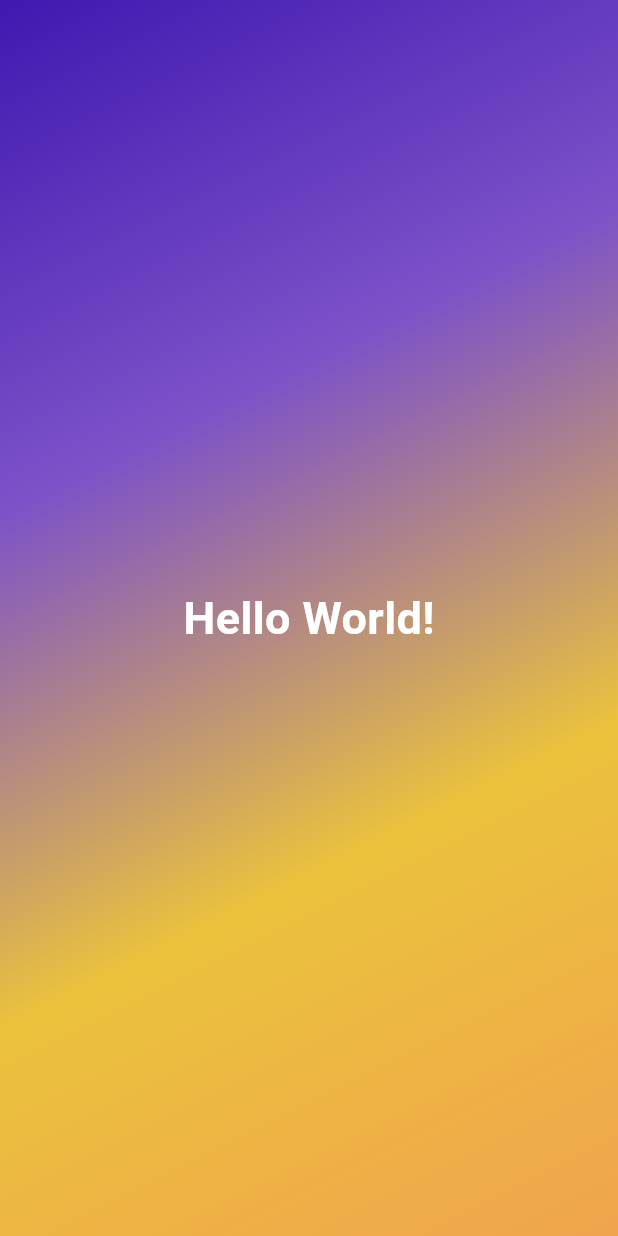
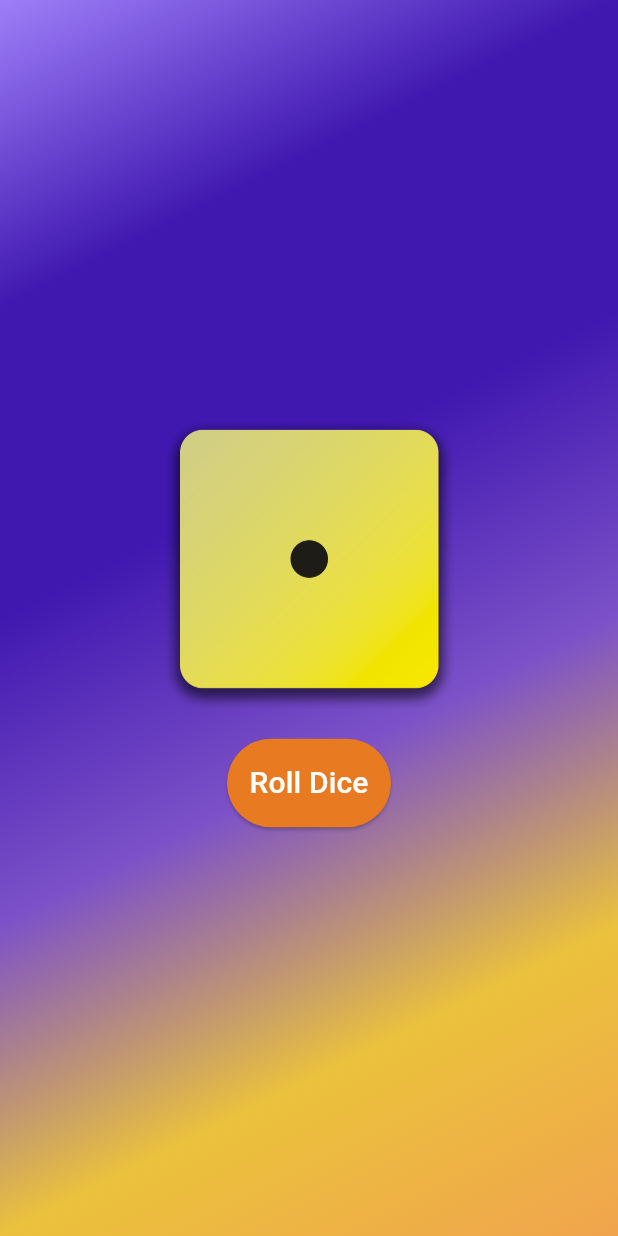
Before and after one commit to Talha-Aslam/flutter_application_1, a Flutter app: the screen it shows after launch, on a phone screen of 412 x 824 dp. Run offline on Flutter 3.47's test engine with Material 3 defaults, Android fonts, the phone set to English and light mode, and no system bars.

Commit message:
Roll Dice final App

```diff
--- a/lib/gardient_container.dart
+++ b/lib/gardient_container.dart
@@ -1,5 +1,5 @@
 import 'package:flutter/material.dart';
-import 'package:flutter_application_1/style_text.dart';
+import 'package:flutter_application_1/roller_dice.dart';
 
 class GradientContainer extends StatelessWidget {
   // GradientContainer({Key}) : super(key: Key);
@@ -35,7 +35,7 @@ class GradientContainer extends StatelessWidget {
         ),
       ),
       child: const Center(
-        child: StyleText("Hello World!"),
+        child: RollerDice(),
       ),
     );
   }
--- a/lib/main.dart
+++ b/lib/main.dart
@@ -7,6 +7,8 @@ void main() {
       debugShowCheckedModeBanner: false,
       home: Scaffold(
         body: GradientContainer([
+          Color.fromARGB(255, 159, 127, 248),
+          Color.fromARGB(255, 64, 24, 176),
           Color.fromARGB(255, 64, 24, 176),
           Color.fromARGB(255, 125, 82, 200),
           Color.fromARGB(255, 235, 194, 60),
--- /dev/null
+++ b/lib/roller_dice.dart
@@ -0,0 +1,52 @@
+import 'dart:math';
+
+import 'package:flutter/material.dart';
+
+final randomizer = Random();
+
+class RollerDice extends StatefulWidget {
+  const RollerDice({super.key});
+  @override
+  State<RollerDice> createState() {
+    return _RollerDiceState();
+  }
+}
+
+class _RollerDiceState extends State<RollerDice> {
+  var activedice = "assets/images/dice-1.png";
+
+  void rolldice() {
+    var randNum = randomizer.nextInt(6) + 1;
+    setState(() {
+      activedice = "assets/images/dice-$randNum.png";
+    });
+  }
+
+  @override
+  Widget build(context) {
+    return Column(
+      mainAxisAlignment: MainAxisAlignment.center,
+      children: [
+        Image.asset(
+          activedice,
+          width: 200,
+          height: 200,
+        ),
+        const SizedBox(height: 20),
+        ElevatedButton(
+          onPressed: rolldice,
+          style: TextButton.styleFrom(
+              backgroundColor: const Color.fromARGB(255, 232, 123, 33),
+              padding: const EdgeInsets.all(15)),
+          child: const Text(
+            "Roll Dice",
+            style: TextStyle(
+              fontSize: 20,
+              color: Colors.white,
+            ),
+          ),
+        )
+      ],
+    );
+  }
+}
```
Also changed, not shown: pubspec.yaml (+11 -1 lines), assets/images/dice-1.png (added), assets/images/dice-2.png (added), assets/images/dice-3.png (added), assets/images/dice-4.png (added), assets/images/dice-5.png (added), assets/images/dice-6.png (added), pubspec.lock.
